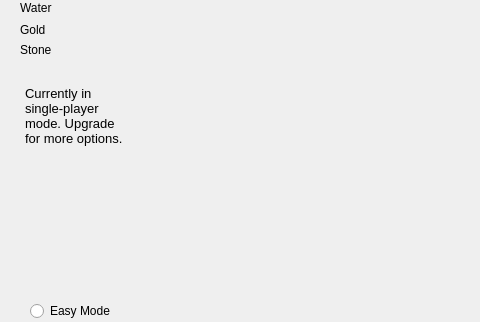
Qt form road_race/roadrace.ui (bjuppl/roadrace) before a commit; both pictures show x 0 to 480 and y 177 to 499 of the 922 by 709 pixel window.
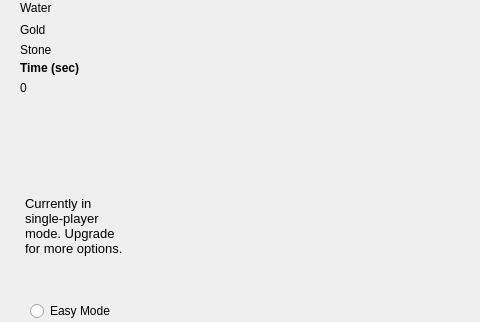
The same form after that commit.

Commit message: Has clock. Get current time since start: Updater::instance().getDuration()

Diff of the .ui file:
```diff
--- a/road_race/roadrace.ui
+++ b/road_race/roadrace.ui
@@ -218,9 +218,9 @@
     <property name="geometry">
      <rect>
       <x>20</x>
-      <y>241</y>
+      <y>351</y>
       <width>111</width>
-      <height>181</height>
+      <height>71</height>
      </rect>
     </property>
     <property name="styleSheet">
@@ -230,8 +230,8 @@
      <string>&lt;!DOCTYPE HTML PUBLIC &quot;-//W3C//DTD HTML 4.0//EN&quot; &quot;http://www.w3.org/TR/REC-html40/strict.dtd&quot;&gt;
 &lt;html&gt;&lt;head&gt;&lt;meta name=&quot;qrichtext&quot; content=&quot;1&quot; /&gt;&lt;style type=&quot;text/css&quot;&gt;
 p, li { white-space: pre-wrap; }
-&lt;/style&gt;&lt;/head&gt;&lt;body style=&quot; font-family:'Droid Sans'; font-size:10pt; font-weight:400; font-style:normal;&quot;&gt;
-&lt;p style=&quot; margin-top:0px; margin-bottom:0px; margin-left:0px; margin-right:0px; -qt-block-indent:0; text-indent:0px;&quot;&gt;&lt;span style=&quot; font-family:'.Helvetica Neue DeskInterface';&quot;&gt;Currently in single-player mode. Upgrade for more options.&lt;/span&gt;&lt;/p&gt;&lt;/body&gt;&lt;/html&gt;</string>
+&lt;/style&gt;&lt;/head&gt;&lt;body style=&quot; font-family:'.Helvetica Neue DeskInterface'; font-size:13pt; font-weight:400; font-style:normal;&quot;&gt;
+&lt;p style=&quot; margin-top:0px; margin-bottom:0px; margin-left:0px; margin-right:0px; -qt-block-indent:0; text-indent:0px;&quot;&gt;&lt;span style=&quot; font-size:10pt;&quot;&gt;Currently in single-player mode. Upgrade for more options.&lt;/span&gt;&lt;/p&gt;&lt;/body&gt;&lt;/html&gt;</string>
     </property>
    </widget>
    <widget class="QPushButton" name="helpBtn">
@@ -325,6 +325,35 @@
      <string>Use 7X7 test</string>
     </property>
    </widget>
+   <widget class="QLabel" name="label_2">
+    <property name="geometry">
+     <rect>
+      <x>20</x>
+      <y>220</y>
+      <width>121</width>
+      <height>16</height>
+     </rect>
+    </property>
+    <property name="styleSheet">
+     <string notr="true">font-weight:bold;</string>
+    </property>
+    <property name="text">
+     <string>Time (sec)</string>
+    </property>
+   </widget>
+   <widget class="QLabel" name="lblTime">
+    <property name="geometry">
+     <rect>
+      <x>20</x>
+      <y>240</y>
+      <width>59</width>
+      <height>16</height>
+     </rect>
+    </property>
+    <property name="text">
+     <string>0</string>
+    </property>
+   </widget>
   </widget>
   <widget class="QToolBar" name="mainToolBar">
    <attribute name="toolBarArea">
```
The commit also changes 3 other files.
